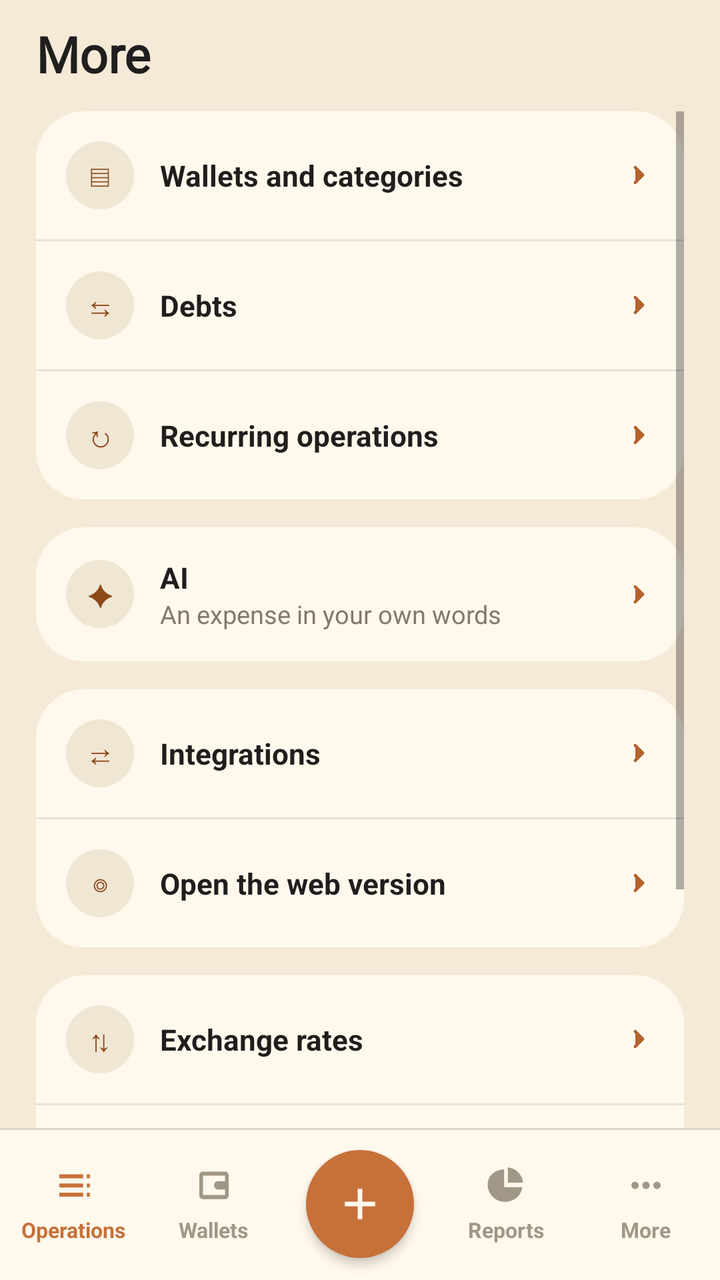
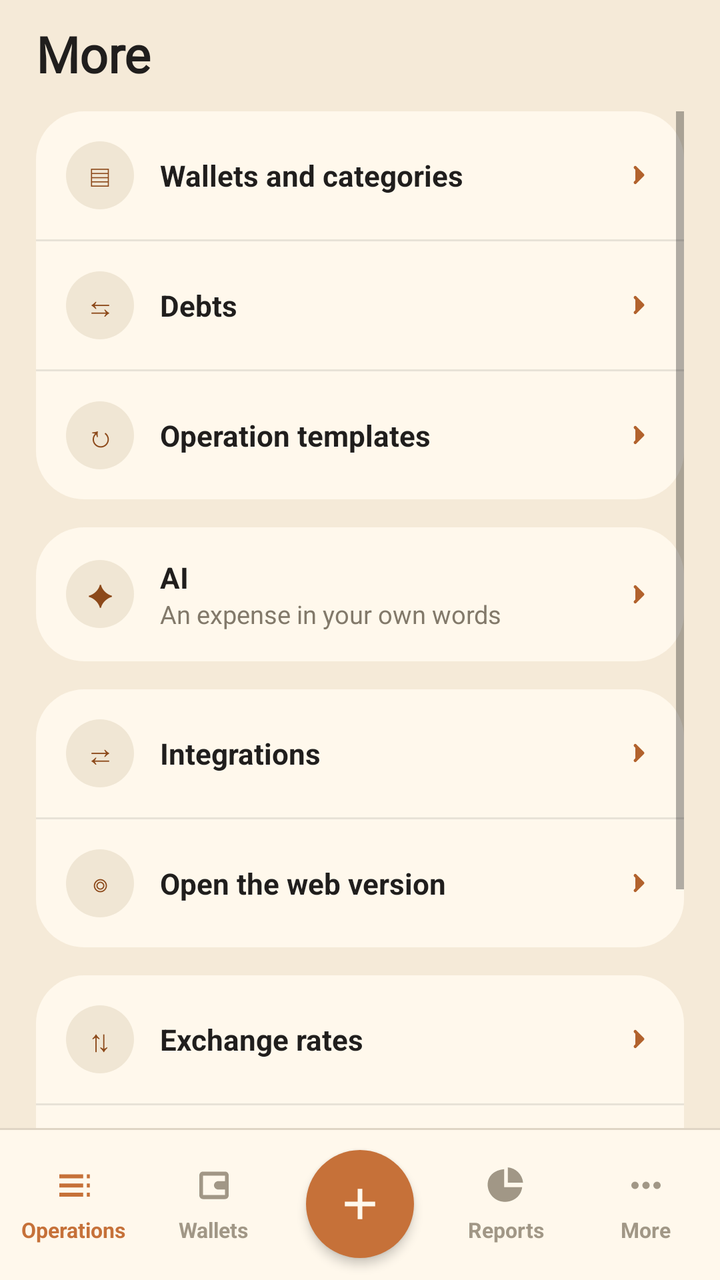

Screens rendered from an Android XML layout before and after an edit, with the pre-edit source and the edit as a unified diff.
<!-- AndroidManifest.xml: activity theme AppTheme.NoActionBar -->
<!-- res/layout/activity_more.xml -->
<?xml version="1.0" encoding="utf-8"?>
<RelativeLayout xmlns:android="http://schemas.android.com/apk/res/android"
    android:layout_width="match_parent"
    android:layout_height="match_parent"
    android:background="@color/colorBackground">

    <TextView
        android:id="@+id/title"
        android:layout_width="match_parent"
        android:layout_height="wrap_content"
        android:paddingLeft="18dp"
        android:paddingRight="18dp"
        android:paddingTop="10dp"
        android:paddingBottom="12dp"
        android:text="@string/activity_more_title_text"
        android:textSize="25sp"
        android:textStyle="bold"
        android:fontFamily="@font/caprasimo"
        android:textColor="@color/colorTextPrimary"/>

    <ScrollView
        android:layout_width="match_parent"
        android:layout_height="wrap_content"
        android:layout_below="@id/title"
        android:layout_above="@id/bottomNav"
        android:paddingLeft="18dp"
        android:paddingRight="18dp">

        <LinearLayout
            android:layout_width="match_parent"
            android:layout_height="wrap_content"
            android:orientation="vertical"
            android:paddingBottom="24dp">

            <LinearLayout
                android:id="@+id/rowAccountsCard"
                android:layout_width="match_parent"
                android:layout_height="wrap_content"
                android:orientation="vertical"
                android:background="@drawable/bg_card"
                android:layout_marginBottom="14dp">

                <LinearLayout android:id="@+id/rowAccounts" style="@style/MoreRow" android:onClick="onMoreAccounts">
                    <TextView style="@style/MoreRowGlyph" android:text="▤"/>
                    <TextView style="@style/MoreRowLabel" android:text="@string/activity_more_text_1"/>
                    <ImageView style="@style/MoreRowChevron"/>
                </LinearLayout>
                <View style="@style/MoreRowDivider"/>

                
                <LinearLayout android:id="@+id/rowDebts" style="@style/MoreRow" android:onClick="onMoreDebts">
                    <TextView style="@style/MoreRowGlyph" android:text="⇆"/>
                    <TextView style="@style/MoreRowLabel" android:text="@string/debts_title"/>
                    <ImageView style="@style/MoreRowChevron"/>
                </LinearLayout>
                <View style="@style/MoreRowDivider"/>

                <LinearLayout android:id="@+id/rowRecurring" style="@style/MoreRow" android:onClick="onMoreRecurring">
                    <TextView style="@style/MoreRowGlyph" android:text="↻"/>
                    <TextView style="@style/MoreRowLabel" android:text="@string/activity_more_text_2"/>
                    <ImageView style="@style/MoreRowChevron"/>
                </LinearLayout>
            </LinearLayout>

            
            <LinearLayout
                android:id="@+id/rowAiCard"
                android:layout_width="match_parent"
                android:layout_height="wrap_content"
                android:orientation="vertical"
                android:background="@drawable/bg_card"
                android:layout_marginBottom="14dp">

                <LinearLayout android:id="@+id/rowAi" style="@style/MoreRow" android:onClick="onMoreAi">
                    <TextView style="@style/MoreRowGlyph" android:text="✦"/>
                    <LinearLayout
                        android:layout_width="0dp"
                        android:layout_height="wrap_content"
                        android:layout_weight="1"
                        android:orientation="vertical">
                        <TextView
                            style="@style/MoreRowLabel"
                            android:layout_width="match_parent"
                            android:layout_weight="0"
                            android:text="@string/activity_more_text_3"/>
                        <TextView
                            android:id="@+id/rowAiHint"
                            android:layout_width="match_parent"
                            android:layout_height="wrap_content"
                            android:paddingStart="13dp"
                            android:textSize="12.5sp"
                            android:textColor="@color/colorTextSecondary"
                            android:text="@string/activity_more_row_ai_hint_text"/>
                    </LinearLayout>
                    <ImageView style="@style/MoreRowChevron"/>
                </LinearLayout>
            </LinearLayout>

            
            <LinearLayout
                android:id="@+id/rowDocsCard"
                android:layout_width="match_parent"
                android:layout_height="wrap_content"
                android:orientation="vertical"
                android:background="@drawable/bg_card"
                android:layout_marginBottom="14dp"
                android:visibility="gone">

                <LinearLayout android:id="@+id/rowDocs" style="@style/MoreRow" android:onClick="onMoreDocs">
                    <TextView style="@style/MoreRowGlyph" android:text="?"/>
                    <LinearLayout
                        android:layout_width="0dp"
                        android:layout_height="wrap_content"
                        android:layout_weight="1"
                        android:orientation="vertical">
                        <TextView
                            style="@style/MoreRowLabel"
                            android:layout_width="match_parent"
                            android:layout_weight="0"
                            android:text="@string/more_docs_title"/>
                        <TextView
                            android:layout_width="match_parent"
                            android:layout_height="wrap_content"
                            android:paddingStart="13dp"
                            android:textSize="12.5sp"
                            android:textColor="@color/colorTextSecondary"
                            android:text="@string/more_docs_hint"/>
                    </LinearLayout>
                    <ImageView style="@style/MoreRowChevron"/>
                </LinearLayout>
            </LinearLayout>

            
            <LinearLayout
                android:id="@+id/rowIntegrationsCard"
                android:layout_width="match_parent"
                android:layout_height="wrap_content"
                android:orientation="vertical"
                android:background="@drawable/bg_card"
                android:layout_marginBottom="14dp">

                <LinearLayout android:id="@+id/rowIntegrations" style="@style/MoreRow" android:onClick="onMoreIntegrations">
                    <TextView style="@style/MoreRowGlyph" android:text="⇄"/>
                    <TextView style="@style/MoreRowLabel" android:text="@string/activity_more_text_4"/>
                    <ImageView style="@style/MoreRowChevron"/>
                </LinearLayout>
                <View style="@style/MoreRowDivider"/>

                
                <LinearLayout android:id="@+id/rowOpenWeb" style="@style/MoreRow" android:onClick="onMoreOpenWeb">
                    <TextView style="@style/MoreRowGlyph" android:text="◎"/>
                    <TextView style="@style/MoreRowLabel" android:text="@string/activity_integrations_text_5"/>
                    <ImageView style="@style/MoreRowChevron"/>
                </LinearLayout>
            </LinearLayout>

            <LinearLayout
                android:id="@+id/moreList"
                android:layout_width="match_parent"
                android:layout_height="wrap_content"
                android:orientation="vertical"
                android:background="@drawable/bg_card"
                android:layout_marginBottom="14dp">

                
                <LinearLayout android:id="@+id/rowRates" style="@style/MoreRow" android:onClick="onMoreRates">
                    <TextView style="@style/MoreRowGlyph" android:text="⇅"/>
                    <TextView style="@style/MoreRowLabel" android:text="@string/activity_more_text_5"/>
                    <ImageView style="@style/MoreRowChevron"/>
                </LinearLayout>
                <View style="@style/MoreRowDivider"/>

                <LinearLayout android:id="@+id/rowIcons" style="@style/MoreRow" android:onClick="onMoreIcons">
                    <TextView style="@style/MoreRowGlyph" android:text="▦"/>
                    <TextView style="@style/MoreRowLabel" android:text="@string/activity_more_text_6"/>
                    <ImageView style="@style/MoreRowChevron"/>
                </LinearLayout>
                <View style="@style/MoreRowDivider"/>

                <LinearLayout android:id="@+id/rowSettings" style="@style/MoreRow" android:onClick="onMoreSettings">
                    <TextView style="@style/MoreRowGlyph" android:text="⛭"/>
                    <TextView style="@style/MoreRowLabel" android:text="@string/activity_more_text_8"/>
                    <ImageView style="@style/MoreRowChevron"/>
                </LinearLayout>
            </LinearLayout>
        </LinearLayout>
    </ScrollView>

    <include android:id="@+id/bottomNav" layout="@layout/view_bottom_nav"/>
</RelativeLayout>
<!-- res/layout/view_bottom_nav.xml (included above) -->
<?xml version="1.0" encoding="utf-8"?>
<FrameLayout xmlns:android="http://schemas.android.com/apk/res/android"
    android:id="@+id/bottomNav"
    android:layout_width="match_parent"
    android:layout_height="76dp"
    android:layout_alignParentBottom="true"
    android:layout_gravity="bottom"
    android:background="@drawable/bg_bottom_nav"
    android:elevation="8dp">

    <LinearLayout
        android:layout_width="match_parent"
        android:layout_height="match_parent"
        android:orientation="horizontal"
        android:paddingLeft="2dp"
        android:paddingRight="2dp">

        <LinearLayout
            android:id="@+id/navOps"
            android:layout_width="0dp"
            android:layout_height="match_parent"
            android:layout_weight="1"
            android:background="@drawable/bg_nav_tab"
            android:clickable="true"
            android:focusable="true"
            android:gravity="center"
            android:orientation="vertical"
            android:onClick="navOperations">

            <ImageView
                android:layout_width="22dp"
                android:layout_height="22dp"
                android:src="@drawable/ic_nav_ops"
                android:tint="@color/colorPrimary"/>

            <TextView
                android:layout_width="wrap_content"
                android:layout_height="wrap_content"
                android:layout_marginTop="4dp"
                android:text="@string/view_bottom_nav_text_1"
                android:textSize="10.5sp"
                android:textStyle="bold"
                android:textColor="@color/colorPrimary"/>
        </LinearLayout>

        <LinearLayout
            android:id="@+id/navWallets"
            android:layout_width="0dp"
            android:layout_height="match_parent"
            android:layout_weight="1"
            android:background="@drawable/bg_nav_tab"
            android:clickable="true"
            android:focusable="true"
            android:gravity="center"
            android:orientation="vertical"
            android:onClick="navWallets">

            <ImageView
                android:layout_width="22dp"
                android:layout_height="22dp"
                android:src="@drawable/ic_nav_wallets"
                android:tint="@color/colorTextHint"/>

            <TextView
                android:layout_width="wrap_content"
                android:layout_height="wrap_content"
                android:layout_marginTop="4dp"
                android:text="@string/view_bottom_nav_text_2"
                android:textSize="10.5sp"
                android:textStyle="bold"
                android:textColor="@color/colorTextHint"/>
        </LinearLayout>

        
        <View
            android:layout_width="76dp"
            android:layout_height="match_parent"/>

        <LinearLayout
            android:id="@+id/navReport"
            android:layout_width="0dp"
            android:layout_height="match_parent"
            android:layout_weight="1"
            android:background="@drawable/bg_nav_tab"
            android:clickable="true"
            android:focusable="true"
            android:gravity="center"
            android:orientation="vertical"
            android:onClick="navReport">

            <ImageView
                android:layout_width="22dp"
                android:layout_height="22dp"
                android:src="@drawable/ic_nav_report"
                android:tint="@color/colorTextHint"/>

            <TextView
                android:layout_width="wrap_content"
                android:layout_height="wrap_content"
                android:layout_marginTop="4dp"
                android:text="@string/view_bottom_nav_text_3"
                android:textSize="10.5sp"
                android:textStyle="bold"
                android:textColor="@color/colorTextHint"/>
        </LinearLayout>

        <LinearLayout
            android:id="@+id/navMore"
            android:layout_width="0dp"
            android:layout_height="match_parent"
            android:layout_weight="1"
            android:background="@drawable/bg_nav_tab"
            android:clickable="true"
            android:focusable="true"
            android:gravity="center"
            android:orientation="vertical"
            android:onClick="navMore">

            <ImageView
                android:layout_width="22dp"
                android:layout_height="22dp"
                android:src="@drawable/ic_nav_more"
                android:tint="@color/colorTextHint"/>

            <TextView
                android:layout_width="wrap_content"
                android:layout_height="wrap_content"
                android:layout_marginTop="4dp"
                android:text="@string/view_bottom_nav_text_4"
                android:textSize="10.5sp"
                android:textStyle="bold"
                android:textColor="@color/colorTextHint"/>
        </LinearLayout>

    </LinearLayout>

    
    <ImageButton
        android:id="@+id/btnAddTran"
        android:layout_width="54dp"
        android:layout_height="54dp"
        android:layout_gravity="center_horizontal|bottom"
        android:layout_marginBottom="11dp"
        android:background="@drawable/bg_nav_add"
        android:contentDescription="@string/view_bottom_nav_btn_add_tran_content_description"
        android:elevation="3dp"
        android:padding="14dp"
        android:scaleType="fitCenter"
        android:src="@drawable/ic_nav_add"
        android:tint="@color/colorSurface"
        android:onClick="btnOperationAdd"/>

</FrameLayout>
<!-- resources referenced by this layout -->
<resources>
  <color name="colorBackground">#F5EAD8</color>
  <color name="colorPrimary">#C67139</color>
  <color name="colorSurface">#FFF8EC</color>
  <color name="colorTextHint">#A19786</color>
  <color name="colorTextPrimary">#201E1D</color>
  <color name="colorTextSecondary">#82796A</color>
  <!-- drawable bg_card (drawable) -->
  <?xml version="1.0" encoding="utf-8"?>
  <shape xmlns:android="http://schemas.android.com/apk/res/android">
      <solid android:color="@color/colorSurface"/>
      <corners android:radius="24dp"/>
  </shape>
  <!-- drawable bg_nav_add (drawable) -->
  <?xml version="1.0" encoding="utf-8"?>
  <ripple xmlns:android="http://schemas.android.com/apk/res/android"
      android:color="@color/colorPrimaryDark">
      <item>
          <shape android:shape="oval">
              <solid android:color="@color/colorPrimary"/>
          </shape>
      </item>
  </ripple>
  <!-- drawable bg_nav_tab (drawable) -->
  <?xml version="1.0" encoding="utf-8"?>
  <ripple xmlns:android="http://schemas.android.com/apk/res/android"
      android:color="@color/colorSurfaceAlt">
      <item android:drawable="@android:color/transparent"/>
  </ripple>
  <string name="activity_integrations_text_5">Open the web version</string>
  <string name="activity_more_row_ai_hint_text">An expense in your own words</string>
  <string name="activity_more_text_1">Wallets and categories</string>
  <string name="activity_more_text_2">Recurring operations</string>
  <string name="activity_more_text_3">AI</string>
  <string name="activity_more_text_4">Integrations</string>
  <string name="activity_more_text_5">Exchange rates</string>
  <string name="activity_more_text_6">Icons and categories</string>
  <string name="activity_more_text_8">Settings</string>
  <string name="activity_more_title_text">More</string>
  <string name="debts_title">Debts</string>
  <string name="more_docs_hint">Answers from the app description</string>
  <string name="more_docs_title">Ask about the app</string>
  <string name="view_bottom_nav_btn_add_tran_content_description">Add operation</string>
  <string name="view_bottom_nav_text_1">Operations</string>
  <string name="view_bottom_nav_text_2">Wallets</string>
  <string name="view_bottom_nav_text_3">Reports</string>
  <string name="view_bottom_nav_text_4">More</string>
  <style name="MoreRowChevron">
          <item name="android:layout_width">15dp</item>
          <item name="android:layout_height">15dp</item>
          <item name="android:src">@drawable/ic_chevron_right</item>
      </style>
  <style name="MoreRowDivider">
          <item name="android:layout_width">match_parent</item>
          <item name="android:layout_height">1dp</item>
          <item name="android:background">@color/colorDivider</item>
      </style>
  <style name="MoreRowGlyph">
          <item name="android:layout_width">34dp</item>
          <item name="android:layout_height">34dp</item>
          <item name="android:background">@drawable/bg_icon_circle</item>
          <item name="android:gravity">center</item>
          <item name="android:textSize">15sp</item>
          <item name="android:textColor">@color/colorexpanse</item>
      </style>
  <style name="AppTheme.NoActionBar">
          <item name="windowActionBar">false</item>
          <item name="windowNoTitle">true</item>
      </style>
  <color name="colorDivider">#1A201E1D</color>
  <color name="colorPrimaryDark">#B2622D</color>
  <color name="colorSurfaceAlt">#EBDDC5</color>
  <!-- drawable bg_icon_circle (drawable) -->
  <?xml version="1.0" encoding="utf-8"?>
  <shape xmlns:android="http://schemas.android.com/apk/res/android"
      android:shape="oval">
      <solid android:color="@color/colorIconCircle"/>
  </shape>
  <color name="colorexpanse">#8C491A</color>
  <color name="colorIconCircle">#F0E6D4</color>
  <!-- unchanged entries left out for length: 9 -->
</resources>

<!-- the commit's change to res/layout/activity_more.xml (unified diff, before → after) -->
@@ -55,7 +55,7 @@
                 </LinearLayout>
                 <View style="@style/MoreRowDivider"/>
 
-                <LinearLayout android:id="@+id/rowRecurring" style="@style/MoreRow" android:onClick="onMoreRecurring">
+                <LinearLayout android:id="@+id/rowTemplates" style="@style/MoreRow" android:onClick="onMoreTemplates">
                     <TextView style="@style/MoreRowGlyph" android:text="↻"/>
                     <TextView style="@style/MoreRowLabel" android:text="@string/activity_more_text_2"/>
                     <ImageView style="@style/MoreRowChevron"/>
<!-- resource entries referenced after the edit -->
@@ -31,7 +31,7 @@
   <string name="activity_integrations_text_5">Open the web version</string>
   <string name="activity_more_row_ai_hint_text">An expense in your own words</string>
   <string name="activity_more_text_1">Wallets and categories</string>
-  <string name="activity_more_text_2">Recurring operations</string>
+  <string name="activity_more_text_2">Operation templates</string>
   <string name="activity_more_text_3">AI</string>
   <string name="activity_more_text_4">Integrations</string>
   <string name="activity_more_text_5">Exchange rates</string>
